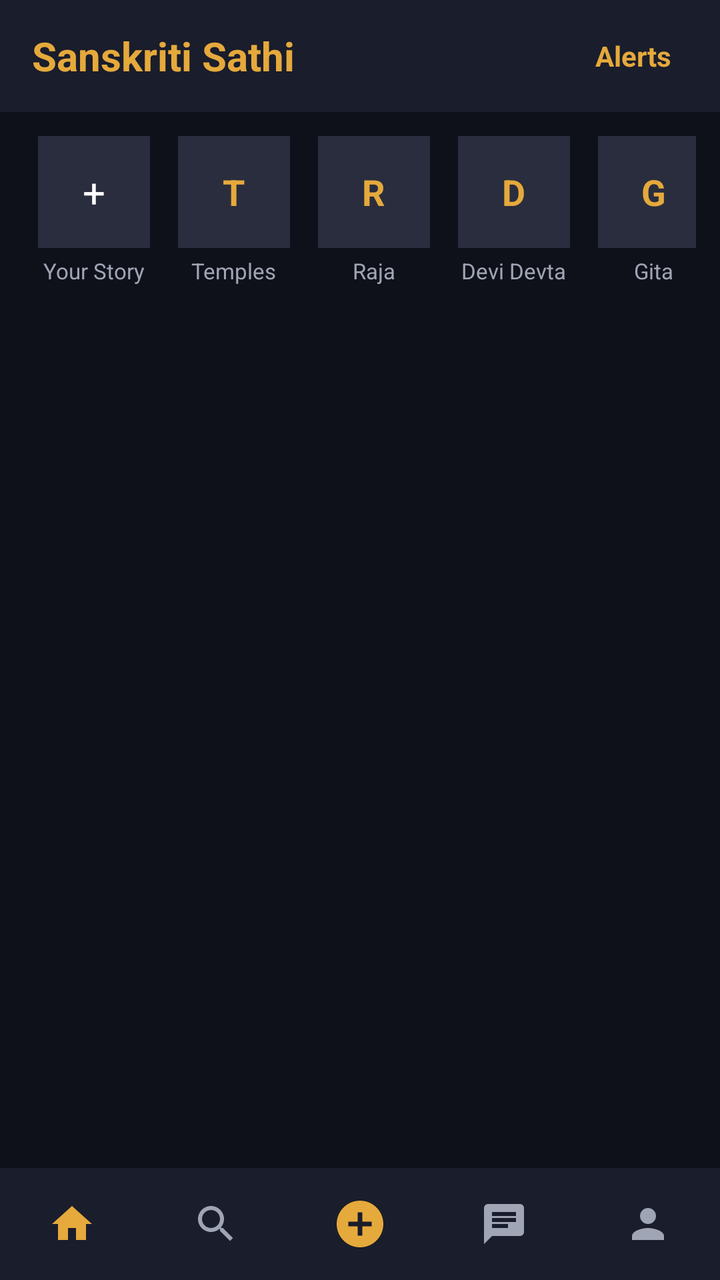
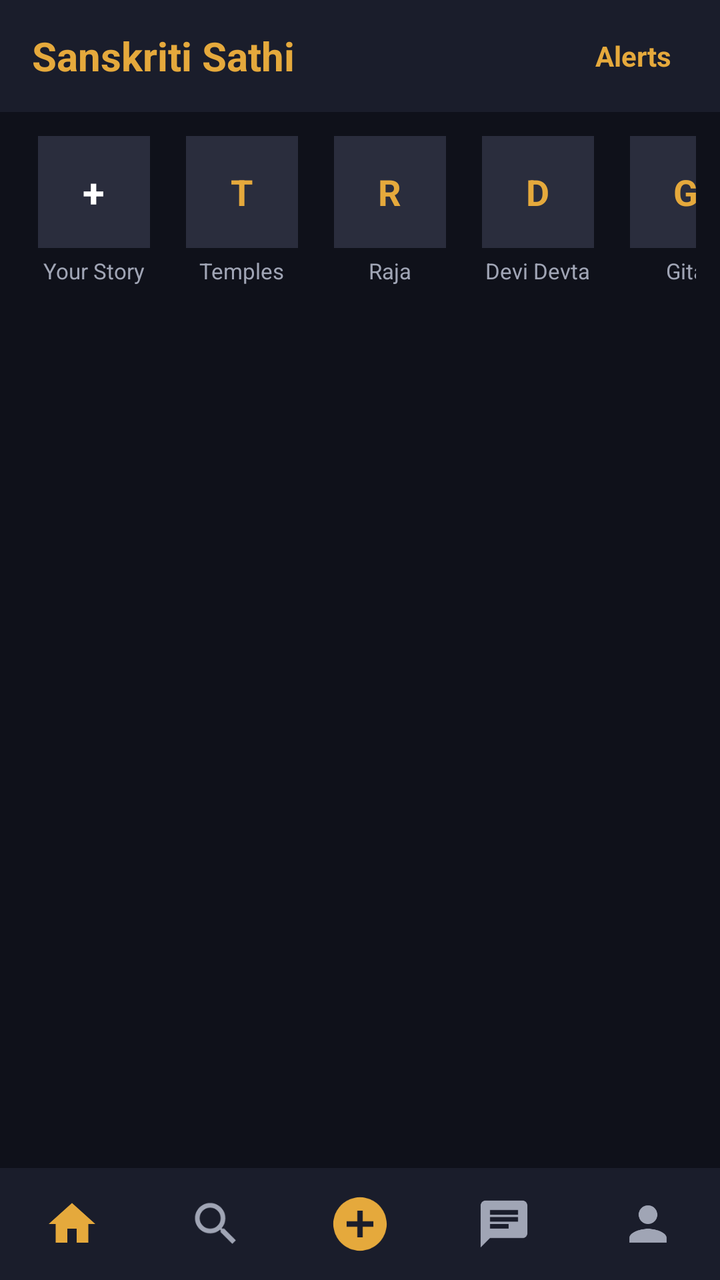

Screens rendered from an Android XML layout before and after an edit, with the pre-edit source and the edit as a unified diff.
<!-- AndroidManifest.xml: application theme Theme.SanskritiSathi -->
<!-- res/layout/activity_main.xml -->
<?xml version="1.0" encoding="utf-8"?>
<RelativeLayout xmlns:android="http://schemas.android.com/apk/res/android"
    android:layout_width="match_parent"
    android:layout_height="match_parent"
    android:background="#0F111A"
    android:fitsSystemWindows="true">

    
    <LinearLayout
        android:id="@+id/topBar"
        android:layout_width="match_parent"
        android:layout_height="56dp"
        android:layout_alignParentTop="true"
        android:background="#1A1D2B"
        android:gravity="center_vertical"
        android:orientation="horizontal"
        android:paddingStart="16dp"
        android:paddingEnd="16dp">

        <TextView
            android:layout_width="0dp"
            android:layout_height="wrap_content"
            android:layout_weight="1"
            android:text="Sanskriti Sathi"
            android:textColor="#E5A93C"
            android:textSize="20sp"
            android:textStyle="bold" />

        <TextView
            android:id="@+id/notificationButton"
            android:layout_width="wrap_content"
            android:layout_height="wrap_content"
            android:background="?attr/selectableItemBackgroundBorderless"
            android:clickable="true"
            android:focusable="true"
            android:padding="8dp"
            android:text="Alerts"
            android:textColor="#E5A93C"
            android:textSize="14sp"
            android:textStyle="bold" />
    </LinearLayout>

    
    <androidx.core.widget.NestedScrollView
        android:layout_width="match_parent"
        android:layout_height="match_parent"
        android:layout_above="@id/bottomNavigation"
        android:layout_below="@id/topBar">

        <LinearLayout
            android:layout_width="match_parent"
            android:layout_height="wrap_content"
            android:orientation="vertical"
            android:padding="12dp">

            
            <HorizontalScrollView
                android:layout_width="match_parent"
                android:layout_height="wrap_content"
                android:scrollbars="none">

                <LinearLayout
                    android:layout_width="wrap_content"
                    android:layout_height="wrap_content"
                    android:orientation="horizontal">

                    
                    <LinearLayout
                        android:id="@+id/yourStoryButton"
                        android:layout_width="70dp"
                        android:layout_height="wrap_content"
                        android:gravity="center"
                        android:orientation="vertical">

                        <FrameLayout
                            android:layout_width="56dp"
                            android:layout_height="56dp"
                            android:background="#2A2D3D">

                            <TextView
                                android:layout_width="wrap_content"
                                android:layout_height="wrap_content"
                                android:layout_gravity="center"
                                android:text="+"
                                android:textColor="#FFFFFF"
                                android:textSize="20sp" />
                        </FrameLayout>

                        <TextView
                            android:layout_width="wrap_content"
                            android:layout_height="wrap_content"
                            android:layout_marginTop="4dp"
                            android:text="Your Story"
                            android:textColor="#A0A5B5"
                            android:textSize="11sp" />
                    </LinearLayout>

                    
                    <LinearLayout
                        android:id="@+id/templeStoryButton"
                        android:layout_width="70dp"
                        android:layout_height="wrap_content"
                        android:gravity="center"
                        android:orientation="vertical">

                        <FrameLayout
                            android:layout_width="56dp"
                            android:layout_height="56dp"
                            android:background="#2A2D3D">

                            <TextView
                                android:layout_width="wrap_content"
                                android:layout_height="wrap_content"
                                android:layout_gravity="center"
                                android:text="T"
                                android:textColor="#E5A93C"
                                android:textSize="18sp"
                                android:textStyle="bold" />
                        </FrameLayout>

                        <TextView
                            android:layout_width="wrap_content"
                            android:layout_height="wrap_content"
                            android:layout_marginTop="4dp"
                            android:text="Temples"
                            android:textColor="#A0A5B5"
                            android:textSize="11sp" />
                    </LinearLayout>

                    
                    <LinearLayout
                        android:id="@+id/rajaStoryButton"
                        android:layout_width="70dp"
                        android:layout_height="wrap_content"
                        android:gravity="center"
                        android:orientation="vertical">

                        <FrameLayout
                            android:layout_width="56dp"
                            android:layout_height="56dp"
                            android:background="#2A2D3D">

                            <TextView
                                android:layout_width="wrap_content"
                                android:layout_height="wrap_content"
                                android:layout_gravity="center"
                                android:text="R"
                                android:textColor="#E5A93C"
                                android:textSize="18sp"
                                android:textStyle="bold" />
                        </FrameLayout>

                        <TextView
                            android:layout_width="wrap_content"
                            android:layout_height="wrap_content"
                            android:layout_marginTop="4dp"
                            android:text="Raja"
                            android:textColor="#A0A5B5"
                            android:textSize="11sp" />
                    </LinearLayout>

                    
                    <LinearLayout
                        android:id="@+id/deviStoryButton"
                        android:layout_width="70dp"
                        android:layout_height="wrap_content"
                        android:gravity="center"
                        android:orientation="vertical">

                        <FrameLayout
                            android:layout_width="56dp"
                            android:layout_height="56dp"
                            android:background="#2A2D3D">

                            <TextView
                                android:layout_width="wrap_content"
                                android:layout_height="wrap_content"
                                android:layout_gravity="center"
                                android:text="D"
                                android:textColor="#E5A93C"
                                android:textSize="18sp"
                                android:textStyle="bold" />
                        </FrameLayout>

                        <TextView
                            android:layout_width="wrap_content"
                            android:layout_height="wrap_content"
                            android:layout_marginTop="4dp"
                            android:text="Devi Devta"
                            android:textColor="#A0A5B5"
                            android:textSize="11sp" />
                    </LinearLayout>

                    
                    <LinearLayout
                        android:id="@+id/gitaStoryButton"
                        android:layout_width="70dp"
                        android:layout_height="wrap_content"
                        android:gravity="center"
                        android:orientation="vertical">

                        <FrameLayout
                            android:layout_width="56dp"
                            android:layout_height="56dp"
                            android:background="#2A2D3D">

                            <TextView
                                android:layout_width="wrap_content"
                                android:layout_height="wrap_content"
                                android:layout_gravity="center"
                                android:text="G"
                                android:textColor="#E5A93C"
                                android:textSize="18sp"
                                android:textStyle="bold" />
                        </FrameLayout>

                        <TextView
                            android:layout_width="wrap_content"
                            android:layout_height="wrap_content"
                            android:layout_marginTop="4dp"
                            android:text="Gita"
                            android:textColor="#A0A5B5"
                            android:textSize="11sp" />
                    </LinearLayout>

                </LinearLayout>
            </HorizontalScrollView>

            
            <androidx.recyclerview.widget.RecyclerView
                android:id="@+id/homeFeedRecyclerView"
                android:layout_width="match_parent"
                android:layout_height="wrap_content"
                android:layout_marginTop="16dp" />

        </LinearLayout>
    </androidx.core.widget.NestedScrollView>

    
    <LinearLayout
        android:id="@+id/bottomNavigation"
        android:layout_width="match_parent"
        android:layout_height="56dp"
        android:layout_alignParentBottom="true"
        android:background="#1A1D2B"
        android:gravity="center_vertical"
        android:orientation="horizontal">

        <ImageView
            android:id="@+id/homeNavButton"
            android:layout_width="0dp"
            android:layout_height="wrap_content"
            android:layout_weight="1"
            android:src="@drawable/ic_home" />

        <ImageView
            android:id="@+id/exploreNavButton"
            android:layout_width="0dp"
            android:layout_height="wrap_content"
            android:layout_weight="1"
            android:src="@drawable/ic_explore" />

        <ImageView
            android:id="@+id/createNavButton"
            android:layout_width="0dp"
            android:layout_height="wrap_content"
            android:layout_weight="1"
            android:src="@drawable/ic_add_circle" />

        <ImageView
            android:id="@+id/chatNavButton"
            android:layout_width="0dp"
            android:layout_height="wrap_content"
            android:layout_weight="1"
            android:src="@drawable/ic_chat" />

        <ImageView
            android:id="@+id/profileNavButton"
            android:layout_width="0dp"
            android:layout_height="wrap_content"
            android:layout_weight="1"
            android:src="@drawable/ic_profile" />

    </LinearLayout>

</RelativeLayout>
<!-- resources referenced by this layout -->
<resources>
  <!-- drawable ic_add_circle (drawable) -->
  <vector xmlns:android="http://schemas.android.com/apk/res/android"
      android:width="28dp"
      android:height="28dp"
      android:viewportWidth="24"
      android:viewportHeight="24">
    <path
        android:fillColor="#E5A93C"
        android:pathData="M12,2C6.48,2 2,6.48 2,12s4.48,10 10,10 10,-4.48 10,-10S17.52,2 12,2zM17,13h-4v4h-2v-4H7v-2h4V7h2v4h4v2z"/>
  </vector>
  <!-- drawable ic_chat (drawable) -->
  <vector xmlns:android="http://schemas.android.com/apk/res/android"
      android:width="24dp"
      android:height="24dp"
      android:viewportWidth="24"
      android:viewportHeight="24">
    <path
        android:fillColor="#A0A5B5"
        android:pathData="M20,2H4c-1.1,0 -1.99,0.9 -1.99,2L2,22l4,-4h14c1.1,0 2,-0.9 2,-2V4c0,-1.1 -0.9,-2 -2,-2zM6,9h12v2H6V9zm8,5H6v-2h8v2zm4,-6H6V6h12v2z"/>
  </vector>
  <!-- drawable ic_explore (drawable) -->
  <vector xmlns:android="http://schemas.android.com/apk/res/android"
      android:width="24dp"
      android:height="24dp"
      android:viewportWidth="24"
      android:viewportHeight="24">
    <path
        android:fillColor="#A0A5B5"
        android:pathData="M15.5,14h-0.79l-0.28,-0.27C15.41,12.59 16,11.11 16,9.5 16,5.91 13.09,3 9.5,3S3,5.91 3,9.5 5.91,16 9.5,16c1.61,0 3.09,-0.59 4.23,-1.57l0.27,0.28v0.79l5,4.99L20.49,19l-4.99,-5zM9.5,14C7.01,14 5,11.99 5,9.5S7.01,5 9.5,5 14,7.01 14,9.5 11.99,14 9.5,14z"/>
  </vector>
  <!-- drawable ic_home (drawable) -->
  <vector xmlns:android="http://schemas.android.com/apk/res/android"
      android:width="24dp"
      android:height="24dp"
      android:viewportWidth="24"
      android:viewportHeight="24">
    <path
        android:fillColor="#E5A93C"
        android:pathData="M10,20v-6h4v6h5v-8h3L12,3,2,12h3v8z"/>
  </vector>
  <!-- drawable ic_profile (drawable) -->
  <vector xmlns:android="http://schemas.android.com/apk/res/android"
      android:width="24dp"
      android:height="24dp"
      android:viewportWidth="24"
      android:viewportHeight="24">
    <path
        android:fillColor="#A0A5B5"
        android:pathData="M12,12c2.21,0 4,-1.79 4,-4s-1.79,-4 -4,-4 -4,1.79 -4,4 1.79,4 4,4zm0,2c-2.67,0 -8,1.34 -8,4v2h16v-2c0,-2.66 -5.33,-4 -8,-4z"/>
  </vector>
  <style name="Theme.SanskritiSathi" parent="Theme.MaterialComponents.DayNight.NoActionBar">
  
          <item name="android:fontFamily">sans-serif</item>
  
          
          <item name="android:statusBarColor">#0F111A</item>
          <item name="android:windowLightStatusBar">false</item>
  
          <item name="android:navigationBarColor">#1A1D2B</item>
          <item name="android:windowLightNavigationBar">false</item>
  
          <item name="android:windowActionModeOverlay">true</item>
          <item name="android:windowNoTitle">true</item>
  
          <item name="android:windowBackground">#0F111A</item>
  
          <item name="android:textColorPrimary">#FFFFFF</item>
          <item name="android:textColorSecondary">#A0A5B5</item>
  
      </style>
</resources>

<!-- the commit's change to res/layout/activity_main.xml (unified diff, before → after) -->
@@ -1,5 +1,6 @@
 <?xml version="1.0" encoding="utf-8"?>
-<RelativeLayout xmlns:android="http://schemas.android.com/apk/res/android"
+<RelativeLayout
+    xmlns:android="http://schemas.android.com/apk/res/android"
     android:layout_width="match_parent"
     android:layout_height="match_parent"
     android:background="#0F111A"
@@ -38,14 +39,19 @@
             android:textColor="#E5A93C"
             android:textSize="14sp"
             android:textStyle="bold" />
+
     </LinearLayout>
+
 
     
     <androidx.core.widget.NestedScrollView
+        android:id="@+id/mainScrollView"
         android:layout_width="match_parent"
         android:layout_height="match_parent"
         android:layout_above="@id/bottomNavigation"
-        android:layout_below="@id/topBar">
+        android:layout_below="@id/topBar"
+        android:fillViewport="true"
+        android:overScrollMode="never">
 
         <LinearLayout
             android:layout_width="match_parent"
@@ -53,22 +59,29 @@
             android:orientation="vertical"
             android:padding="12dp">
 
+
             
             <HorizontalScrollView
                 android:layout_width="match_parent"
                 android:layout_height="wrap_content"
-                android:scrollbars="none">
+                android:scrollbars="none"
+                android:overScrollMode="never">
 
                 <LinearLayout
                     android:layout_width="wrap_content"
                     android:layout_height="wrap_content"
                     android:orientation="horizontal">
 
+
                     
                     <LinearLayout
                         android:id="@+id/yourStoryButton"
                         android:layout_width="70dp"
                         android:layout_height="wrap_content"
+                        android:layout_marginEnd="4dp"
+                        android:background="?attr/selectableItemBackground"
+                        android:clickable="true"
+                        android:focusable="true"
                         android:gravity="center"
                         android:orientation="vertical">
 
@@ -83,7 +96,9 @@
                                 android:layout_gravity="center"
                                 android:text="+"
                                 android:textColor="#FFFFFF"
-                                android:textSize="20sp" />
+                                android:textSize="20sp"
+                                android:textStyle="bold" />
+
                         </FrameLayout>
 
                         <TextView
@@ -93,13 +108,19 @@
                             android:text="Your Story"
                             android:textColor="#A0A5B5"
                             android:textSize="11sp" />
-                    </LinearLayout>
+
+                    </LinearLayout>
+
 
                     
                     <LinearLayout
                         android:id="@+id/templeStoryButton"
                         android:layout_width="70dp"
                         android:layout_height="wrap_content"
+                        android:layout_marginEnd="4dp"
+                        android:background="?attr/selectableItemBackground"
+                        android:clickable="true"
+                        android:focusable="true"
                         android:gravity="center"
                         android:orientation="vertical">
 
@@ -116,6 +137,7 @@
                                 android:textColor="#E5A93C"
                                 android:textSize="18sp"
                                 android:textStyle="bold" />
+
                         </FrameLayout>
 
                         <TextView
@@ -125,13 +147,19 @@
                             android:text="Temples"
                             android:textColor="#A0A5B5"
                             android:textSize="11sp" />
-                    </LinearLayout>
+
+                    </LinearLayout>
+
 
                     
                     <LinearLayout
                         android:id="@+id/rajaStoryButton"
                         android:layout_width="70dp"
                         android:layout_height="wrap_content"
+                        android:layout_marginEnd="4dp"
+                        android:background="?attr/selectableItemBackground"
+                        android:clickable="true"
+                        android:focusable="true"
                         android:gravity="center"
                         android:orientation="vertical">
 
@@ -148,6 +176,7 @@
                                 android:textColor="#E5A93C"
                                 android:textSize="18sp"
                                 android:textStyle="bold" />
+
                         </FrameLayout>
 
                         <TextView
@@ -157,13 +186,19 @@
                             android:text="Raja"
                             android:textColor="#A0A5B5"
                             android:textSize="11sp" />
-                    </LinearLayout>
+
+                    </LinearLayout>
+
 
                     
                     <LinearLayout
                         android:id="@+id/deviStoryButton"
                         android:layout_width="70dp"
                         android:layout_height="wrap_content"
+                        android:layout_marginEnd="4dp"
+                        android:background="?attr/selectableItemBackground"
+                        android:clickable="true"
+                        android:focusable="true"
                         android:gravity="center"
                         android:orientation="vertical">
 
@@ -180,6 +215,7 @@
                                 android:textColor="#E5A93C"
                                 android:textSize="18sp"
                                 android:textStyle="bold" />
+
                         </FrameLayout>
 
                         <TextView
@@ -189,13 +225,18 @@
                             android:text="Devi Devta"
                             android:textColor="#A0A5B5"
                             android:textSize="11sp" />
-                    </LinearLayout>
+
+                    </LinearLayout>
+
 
                     
                     <LinearLayout
                         android:id="@+id/gitaStoryButton"
                         android:layout_width="70dp"
                         android:layout_height="wrap_content"
+                        android:background="?attr/selectableItemBackground"
+                        android:clickable="true"
+                        android:focusable="true"
                         android:gravity="center"
                         android:orientation="vertical">
 
@@ -212,6 +253,7 @@
                                 android:textColor="#E5A93C"
                                 android:textSize="18sp"
                                 android:textStyle="bold" />
+
                         </FrameLayout>
 
                         <TextView
@@ -221,20 +263,27 @@
                             android:text="Gita"
                             android:textColor="#A0A5B5"
                             android:textSize="11sp" />
+
                     </LinearLayout>
 
                 </LinearLayout>
+
             </HorizontalScrollView>
+
 
             
             <androidx.recyclerview.widget.RecyclerView
                 android:id="@+id/homeFeedRecyclerView"
                 android:layout_width="match_parent"
                 android:layout_height="wrap_content"
-                android:layout_marginTop="16dp" />
+                android:layout_marginTop="16dp"
+                android:nestedScrollingEnabled="false"
+                android:overScrollMode="never" />
 
         </LinearLayout>
+
     </androidx.core.widget.NestedScrollView>
+
 
     
     <LinearLayout
@@ -243,42 +292,77 @@
         android:layout_height="56dp"
         android:layout_alignParentBottom="true"
         android:background="#1A1D2B"
-        android:gravity="center_vertical"
+        android:gravity="center"
         android:orientation="horizontal">
 
+
+        
         <ImageView
             android:id="@+id/homeNavButton"
             android:layout_width="0dp"
-            android:layout_height="wrap_content"
-            android:layout_weight="1"
+            android:layout_height="match_parent"
+            android:layout_weight="1"
+            android:background="?attr/selectableItemBackgroundBorderless"
+            android:clickable="true"
+            android:contentDescription="Home"
+            android:focusable="true"
+            android:padding="14dp"
             android:src="@drawable/ic_home" />
 
+
+        
         <ImageView
             android:id="@+id/exploreNavButton"
             android:layout_width="0dp"
-            android:layout_height="wrap_content"
-            android:layout_weight="1"
+            android:layout_height="match_parent"
+            android:layout_weight="1"
+            android:background="?attr/selectableItemBackgroundBorderless"
+            android:clickable="true"
+            android:contentDescription="Explore"
+            android:focusable="true"
+            android:padding="14dp"
             android:src="@drawable/ic_explore" />
 
+
+        
         <ImageView
             android:id="@+id/createNavButton"
             android:layout_width="0dp"
-            android:layout_height="wrap_content"
-            android:layout_weight="1"
+            android:layout_height="match_parent"
+            android:layout_weight="1"
+            android:background="?attr/selectableItemBackgroundBorderless"
+            android:clickable="true"
+            android:contentDescription="Create"
+            android:focusable="true"
+            android:padding="12dp"
             android:src="@drawable/ic_add_circle" />
 
+
+        
         <ImageView
             android:id="@+id/chatNavButton"
             android:layout_width="0dp"
-            android:layout_height="wrap_content"
-            android:layout_weight="1"
+            android:layout_height="match_parent"
+            android:layout_weight="1"
+            android:background="?attr/selectableItemBackgroundBorderless"
+            android:clickable="true"
+            android:contentDescription="Chat"
+            android:focusable="true"
+            android:padding="14dp"
             android:src="@drawable/ic_chat" />
 
+
+        
         <ImageView
             android:id="@+id/profileNavButton"
             android:layout_width="0dp"
-            android:layout_height="wrap_content"
-            android:layout_weight="1"
+            android:layout_height="match_parent"
+            android:layout_weight="1"
+            android:background="?attr/selectableItemBackgroundBorderless"
+            android:clickable="true"
+            android:contentDescription="Profile"
+            android:focusable="true"
+            android:padding="14dp"
             android:src="@drawable/ic_profile" />
 
     </LinearLayout>
